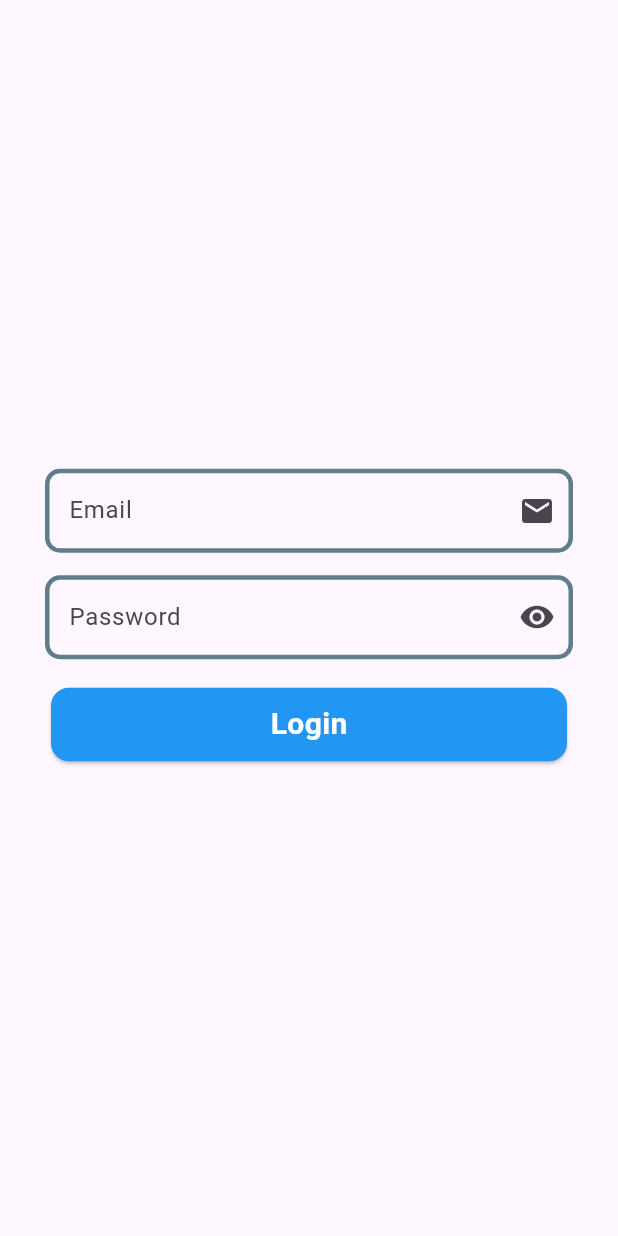
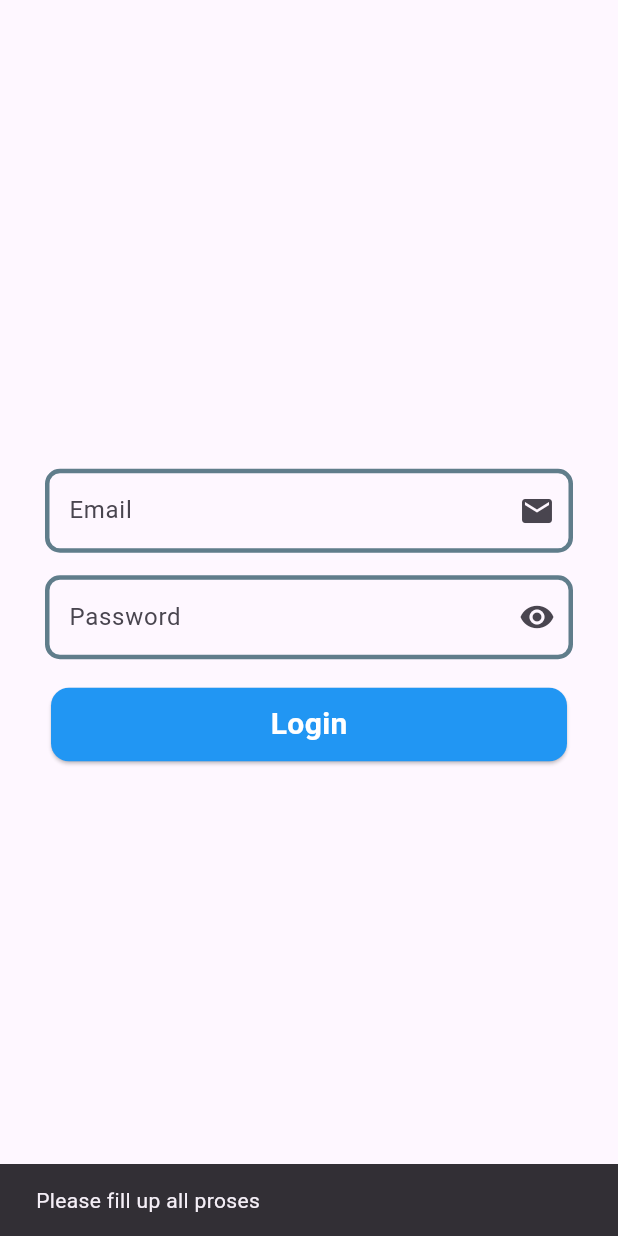
Before and after one commit to rifatalam26/my-first-app, a Flutter app: the screen it shows after launch, after a tap on "Login", on a phone screen of 412 x 824 dp. Run offline on Flutter 3.47's test engine with Material 3 defaults, Android fonts, the light colour scheme and no system bars; our stand-ins replace get.

Commit message:
TextField snack-bar navigate (scaffoldMassenger)

```diff
--- a/lib/main.dart
+++ b/lib/main.dart
@@ -28,8 +28,8 @@ class HomePage extends StatefulWidget {
 }
 
 class _HomePageState extends State<HomePage> {
- TextEditingController emailControler= TextEditingController();
- TextEditingController passwordControler= TextEditingController();
+  TextEditingController emailControler = TextEditingController();
+  TextEditingController passwordControler = TextEditingController();
 
   @override
   Widget build(BuildContext context) {
@@ -93,13 +93,15 @@ class _HomePageState extends State<HomePage> {
             ),
             GestureDetector(
               onTap: () {
-               if(emailControler.text.isNotEmpty && passwordControler.text.isNotEmpty){
-                 // Navigator.push(context,
-                 //     MaterialPageRoute(builder: (context) => home_screen()));
-                 Get.to(home_screen());
-               }else{
-                 print("-------- Empty");
-               }
+                if (emailControler.text.isNotEmpty &&
+                    passwordControler.text.isNotEmpty) {
+                  // Navigator.push(context,
+                  //     MaterialPageRoute(builder: (context) => home_screen()));
+                  Get.to(home_screen());
+                } else {
+                  ScaffoldMessenger.of(context).showSnackBar(
+                      SnackBar(content: Text("Please fill up all proses")));
+                }
               },
               child: Card(
                 color: Colors.blue,
```
